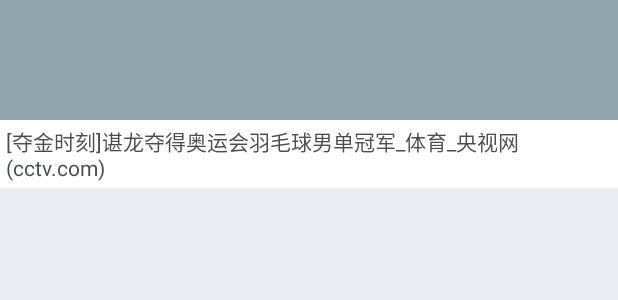
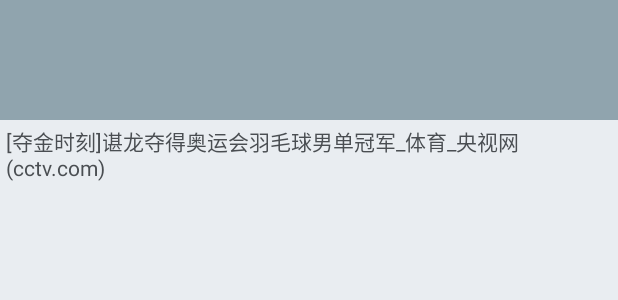
Before and after one commit to mingyong/Sicilly, an Android app: the layout item_photo.xml on its own in the app's theme, with its tools: preview values and no code run, on a phone screen of 412 x 824 dp. Shown: the top 300 px of the screen. Run offline under Robolectric (Android 15) with nearby library versions, the phone set to English and light mode, and no system bars.

Commit message:
Revert "PhotoFragment样式调整"
This reverts commit 47085d8671c28130b4fca10f7c6043a50ab5f2a7.

```diff
--- a/app/src/main/java/xyz/shaohui/sicilly/views/activities/UserActivity.java
+++ b/app/src/main/java/xyz/shaohui/sicilly/views/activities/UserActivity.java
@@ -147,7 +147,7 @@ public class UserActivity extends BaseActivity {
                 .load(user.getProfile_image_url_large())
                 .into(avatar);
         Glide.with(this)
-                .load(user.getProfile_background_image_url())
+                .load(user.getProfile_image_url())
                 .into(userBackground);
 
     }
--- a/app/src/main/java/xyz/shaohui/sicilly/views/adapters/UserPhotoAdapter.java
+++ b/app/src/main/java/xyz/shaohui/sicilly/views/adapters/UserPhotoAdapter.java
@@ -17,7 +17,6 @@ import butterknife.ButterKnife;
 import uk.co.senab.photoview.PhotoView;
 import xyz.shaohui.sicilly.R;
 import xyz.shaohui.sicilly.data.models.Status;
-import xyz.shaohui.sicilly.utils.HtmlUtils;
 
 /**
  * Created by shaohui on 16/8/21.
@@ -41,7 +40,7 @@ public class UserPhotoAdapter extends RecyclerView.Adapter<UserPhotoAdapter.Phot
         Status status = statusList.get(position);
         Context context = holder.parent.getContext();
 
-        holder.text.setText(HtmlUtils.cleanAllTag(status.getText()));
+        holder.text.setText(status.getText());
         Glide.with(context)
                 .load(status.getPhoto().getImageurl())
                 .into(holder.image);
--- a/app/src/main/java/xyz/shaohui/sicilly/views/fragments/PhotoListFragment.java
+++ b/app/src/main/java/xyz/shaohui/sicilly/views/fragments/PhotoListFragment.java
@@ -5,7 +5,6 @@ import android.net.Uri;
 import android.os.Bundle;
 import android.support.annotation.Nullable;
 import android.support.v4.app.Fragment;
-import android.support.v7.widget.StaggeredGridLayoutManager;
 import android.view.LayoutInflater;
 import android.view.View;
 import android.view.ViewGroup;
@@ -18,7 +17,6 @@ import butterknife.ButterKnife;
 import me.shaohui.scrollablelayout.ScrollableHelper;
 import me.shaohui.vistarecyclerview.OnMoreListener;
 import me.shaohui.vistarecyclerview.VistaRecyclerView;
-import me.shaohui.vistarecyclerview.decoration.SpacingDecoration;
 import rx.android.schedulers.AndroidSchedulers;
 import rx.functions.Action1;
 import rx.schedulers.Schedulers;
@@ -68,11 +66,7 @@ public class PhotoListFragment extends Fragment implements ScrollableHelper.Scro
 
     private void initRecycler() {
         UserPhotoAdapter adapter = new UserPhotoAdapter(statusList);
-        StaggeredGridLayoutManager layoutManager =
-                new StaggeredGridLayoutManager(2, StaggeredGridLayoutManager.VERTICAL );
         recyclerView.setAdapter(adapter);
-        recyclerView.setLayoutManager(layoutManager);
-        recyclerView.addItemDecoration(new SpacingDecoration(20, 24));
         recyclerView.setOnMoreListener(new OnMoreListener() {
             @Override
             public void noMoreAsked(int total, int left, int current) {
--- a/app/src/main/res/layout/item_photo.xml
+++ b/app/src/main/res/layout/item_photo.xml
@@ -4,13 +4,12 @@
     xmlns:tools="http://schemas.android.com/tools"
     android:orientation="vertical"
     android:layout_width="match_parent"
-    android:layout_height="wrap_content"
-    android:background="@color/white">
+    android:layout_height="wrap_content">
     <ImageView
         android:id="@+id/photo_image"
         android:layout_width="match_parent"
         android:layout_height="wrap_content"
-        android:scaleType="fitXY"
+        android:scaleType="centerCrop"
         android:minHeight="80dp"
         android:adjustViewBounds="true"
         android:background="@color/place_bg"/>
--- a/app/src/main/res/layout/item_status_index.xml
+++ b/app/src/main/res/layout/item_status_index.xml
@@ -12,7 +12,6 @@
     android:foreground="?attr/selectableItemBackground"
     android:background="@color/white">
     <RelativeLayout
-        android:id="@+id/status_header"
         android:layout_width="match_parent"
         android:layout_height="wrap_content"
         android:gravity="center_vertical">
```
Also changed, not shown: app/src/main/java/xyz/shaohui/sicilly/views/activities/IndexActivity.java (+13 -0 lines), app/src/main/java/xyz/shaohui/sicilly/views/adapters/IndexStatusAdapter.java (+1 -11 lines).
